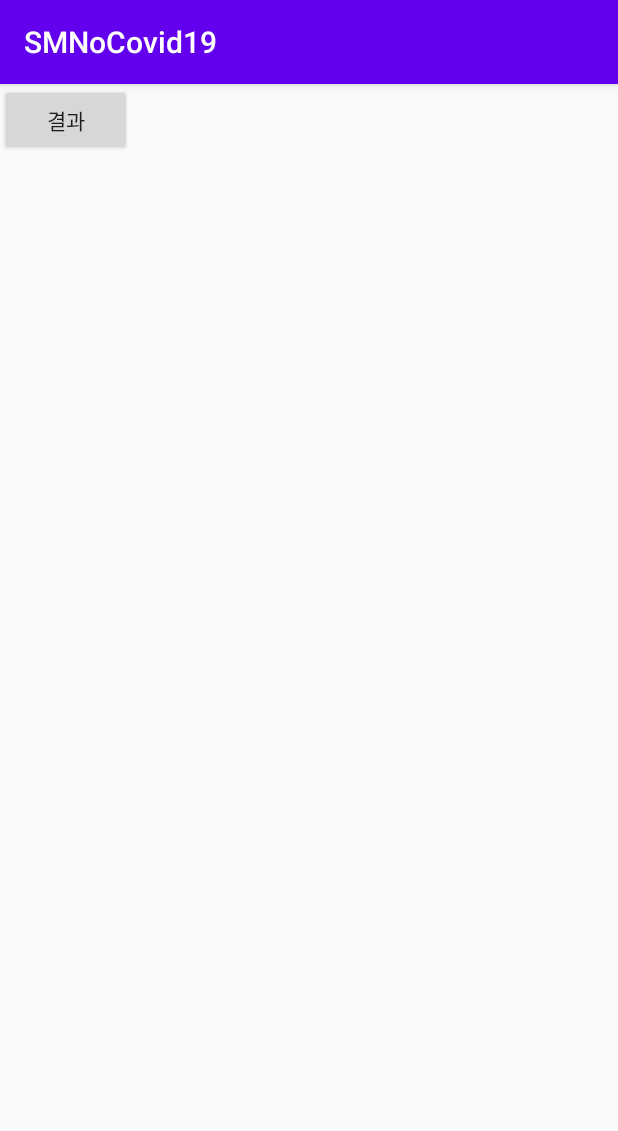
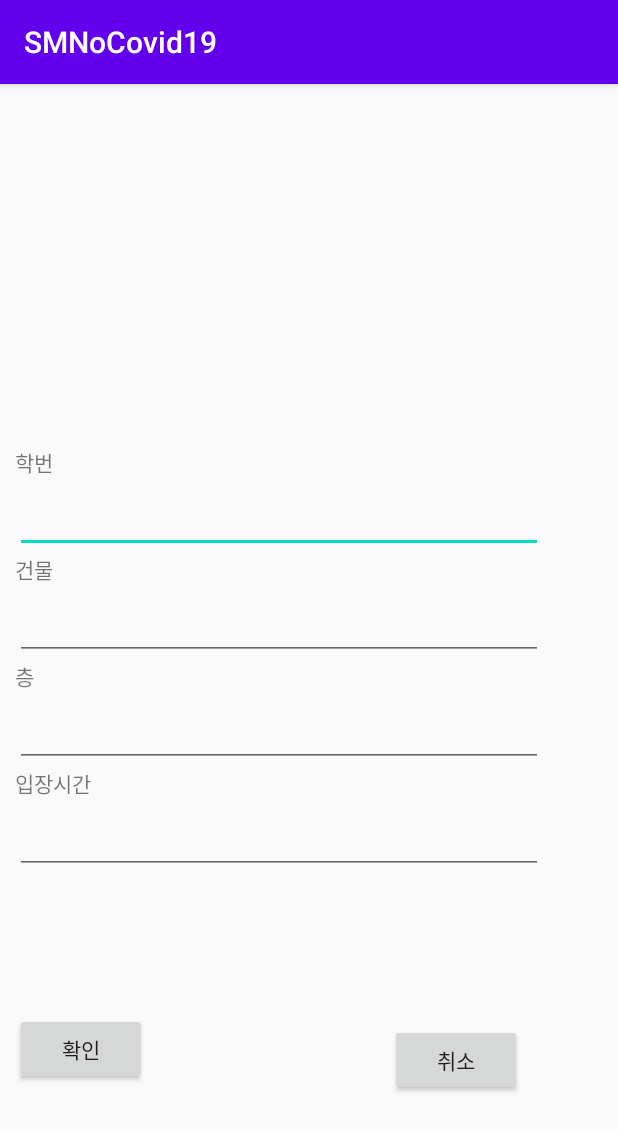
Before and after one commit to dbstngur88/SMNoCovid19, an Android app: the QrCodeActivity screen opened directly, with no data from a screen before it, on a phone screen of 412 x 824 dp. Shown: the top 1131 px of the screen. Run offline under Robolectric (Android 15) with nearby library versions, the phone set to English and light mode, and no system bars; our stand-ins replace Firebase (no records; nobody signed in at launch, a user with empty details on screens opened directly); libraries missing offline, so code that uses them is left out: com.google.zxing.integration; 4 statements that could not run were skipped.

Commit message:
add User.java, activity_qrcode.xml, QrCodeActivity - add JSON

```diff
--- a/app/src/main/java/com/example/smnocovid19/QrCodeActivity.java
+++ b/app/src/main/java/com/example/smnocovid19/QrCodeActivity.java
@@ -4,17 +4,69 @@ import androidx.appcompat.app.AppCompatActivity;
 
 import android.content.Intent;
 import android.os.Bundle;
+import android.view.View;
+import android.widget.Button;
+import android.widget.TextView;
 import android.widget.Toast;
 
+import com.google.firebase.database.DatabaseReference;
+import com.google.firebase.database.FirebaseDatabase;
 import com.google.zxing.integration.android.IntentIntegrator;
 import com.google.zxing.integration.android.IntentResult;
 
+import org.json.JSONException;
+import org.json.JSONObject;
+
+import java.text.SimpleDateFormat;
+import java.util.Date;
+import java.util.HashMap;
+import static java.security.AccessController.getContext;
+
 public class QrCodeActivity extends AppCompatActivity {
+    private Button btn_check;
+    private TextView textViewUserNumber, textViewBuildingFloor, textViewBuildingName, textViewUpdateTime;
     private IntentIntegrator qrScan;
+    private DatabaseReference mDatabase;
+    int a = 0;
+
+    long now = System.currentTimeMillis();
+    Date date = new Date(now);
+    SimpleDateFormat sdfNow = new SimpleDateFormat("yyyy/MM/dd HH:mm:ss");
+    String formatDate = sdfNow.format(date); // 현재시간을 가지고있음.
+
     @Override
     protected void onCreate(Bundle savedInstanceState) {
         super.onCreate(savedInstanceState);
         setContentView(R.layout.activity_qrcode);
+
+        btn_check = findViewById(R.id.check);
+        mDatabase = FirebaseDatabase.getInstance().getReference();
+        //readUser();
+
+        btn_check.setOnClickListener(new View.OnClickListener() {
+            @Override
+            public void onClick(View v) {
+                String getUserNumber = textViewUserNumber.getText().toString();
+                String getBuildingFloor = textViewBuildingFloor.getText().toString();
+                String getBuildingName = textViewBuildingName.getText().toString();
+                String getUpdateTime = textViewUpdateTime.getText().toString();
+
+                HashMap result = new HashMap<>();
+                result.put("학번", getUserNumber);
+                result.put("층", getBuildingFloor);
+                result.put("건물", getBuildingName);
+                result.put("입장시간", getUpdateTime);
+
+                a = a + 1;
+                writeNewUser(a, getUserNumber, getBuildingFloor, getBuildingName, getUpdateTime);
+
+            }
+        });
+
+       // textViewUserNumber = (TextView) findViewById(R.id.textViewUserNumber);
+        textViewBuildingFloor = (TextView) findViewById(R.id.textViewBuildingFloor);
+        textViewBuildingName = (TextView) findViewById(R.id.textViewBuildingName);
+        textViewUpdateTime = (TextView) findViewById(R.id.textViewUpdateTime);
 
         qrScan = new IntentIntegrator(this);
         qrScan.setOrientationLocked(false);
@@ -27,14 +79,30 @@ public class QrCodeActivity extends AppCompatActivity {
         IntentResult result = IntentIntegrator.parseActivityResult(requestCode, resultCode, data);
         if (result != null) {
             if (result.getContents() == null) {
-                Toast.makeText(this, "취소하였습니다", Toast.LENGTH_LONG).show();
-                //todo
+                Toast.makeText(this, "취소하였습니다", Toast.LENGTH_SHORT).show();
             } else {
-                Toast.makeText(this, "인식되었습니다 " + result.getContents(), Toast.LENGTH_LONG).show();
-                //todo
+                Toast.makeText(this, "인식되었습니다 " + result.getContents(), Toast.LENGTH_SHORT).show();
+                try {
+                    JSONObject obj = new JSONObject(result.getContents());
+                    //textViewUserNumber.setText(obj.getString(""));
+                    textViewBuildingFloor.setText(obj.getString("buildingFloor"));
+                    textViewBuildingName.setText(obj.getString("buildingName"));
+                    textViewUpdateTime.setText(obj.getString("updateDate"));
+                } catch (JSONException e) {
+                    e.printStackTrace();
+                    // textViewUserNumber.setText(result.getContents());
+                }
             }
         } else {
             super.onActivityResult(requestCode, resultCode, data);
         }
     }
+
+    private void writeNewUser(int userId, String getUserNumber, String getBuildingFloor, String getBuildingName, String getUpdateTime) {
+
+    }
 }
+
+//    private void readUser() {
+//
+//    }
--- a/app/src/main/res/layout/activity_qrcode.xml
+++ b/app/src/main/res/layout/activity_qrcode.xml
@@ -1,15 +1,93 @@
 <?xml version="1.0" encoding="utf-8"?>
-<LinearLayout xmlns:android="http://schemas.android.com/apk/res/android"
-    xmlns:app="http://schemas.android.com/apk/res-auto"
+<RelativeLayout xmlns:android="http://schemas.android.com/apk/res/android"
     xmlns:tools="http://schemas.android.com/tools"
+    android:id="@+id/activity_main"
     android:layout_width="match_parent"
     android:layout_height="match_parent"
-    app:layoutDescription="@xml/activity_qrcode_scene"
-    tools:context=".QrCodeActivity">
+    android:paddingLeft="10dp"
+    android:paddingTop="50dp"
+    android:paddingRight="50dp"
+    android:paddingBottom="10dp"
+    tools:context="MainActivity">
+
+    <LinearLayout
+        android:layout_width="match_parent"
+        android:layout_height="wrap_content"
+        android:layout_centerVertical="true"
+        android:orientation="vertical">
+
+
+        <TextView
+            android:layout_width="match_parent"
+            android:layout_height="wrap_content"
+            android:text="학번" />
+
+        <EditText
+            android:id="@+id/textViewUserNumber"
+            android:layout_width="match_parent"
+            android:layout_height="wrap_content"
+            android:text=""
+            android:textAppearance="@style/Base.TextAppearance.AppCompat.Large" />
+
+        <TextView
+            android:layout_width="match_parent"
+            android:layout_height="wrap_content"
+            android:text="건물" />
+
+        <EditText
+            android:id="@+id/textViewBuildingName"
+            android:layout_width="match_parent"
+            android:layout_height="wrap_content"
+            android:text=""
+            android:textAppearance="@style/Base.TextAppearance.AppCompat.Large" />
+
+        <TextView
+            android:layout_width="match_parent"
+            android:layout_height="wrap_content"
+            android:text="층" />
+
+        <EditText
+            android:id="@+id/textViewBuildingFloor"
+            android:layout_width="match_parent"
+            android:layout_height="wrap_content"
+            android:text=""
+            android:textAppearance="@style/Base.TextAppearance.AppCompat.Large" />
+
+        <TextView
+            android:id="@+id/textView"
+            android:layout_width="match_parent"
+            android:layout_height="wrap_content"
+            android:text="입장시간" />
+
+        <EditText
+            android:id="@+id/textViewUpdateTime"
+            android:layout_width="match_parent"
+            android:layout_height="wrap_content"
+            android:text=""
+            android:textAppearance="@style/Base.TextAppearance.AppCompat.Large" />
+
+    </LinearLayout>
 
     <Button
-        android:id="@+id/button"
+        android:id="@+id/check"
         android:layout_width="wrap_content"
         android:layout_height="wrap_content"
-        android:text="결과" />
-</LinearLayout>
+        android:layout_alignParentLeft="true"
+        android:layout_alignParentTop="true"
+        android:layout_marginTop="569dp"
+        android:layout_marginBottom="163dp"
+        android:text="확인" />
+
+    <Button
+        android:id="@+id/button4"
+        android:layout_width="wrap_content"
+        android:layout_height="wrap_content"
+        android:layout_alignRight="@id/check"
+        android:layout_alignBottom="@id/check"
+        android:layout_alignParentRight="true"
+        android:layout_marginRight="14dp"
+        android:layout_marginBottom="-7dp"
+        android:text="취소" />
+
+
+</RelativeLayout>
```
Also changed, not shown: app/src/main/java/com/example/smnocovid19/User.java (added, +62 -0 lines).
